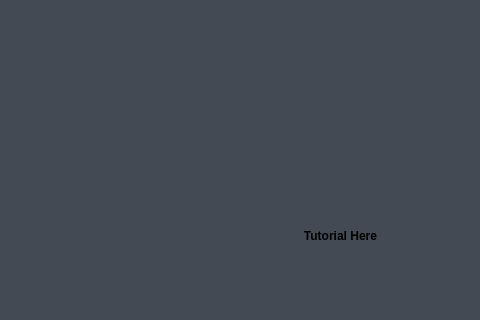
The window that GUI/UAV-Forge-New/tutorial.ui (UCI-UAVForge/GroundStation) describes before a commit, drawn with Qt 5; both pictures show x 0 to 480 and y 0 to 320 of the 720 by 482 pixel window.
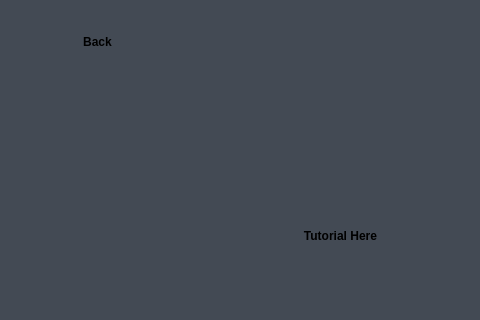
The same window after the commit.

Commit message: Back buttons added

Diff of the .ui file:
```diff
--- a/GUI/UAV-Forge-New/tutorial.ui
+++ b/GUI/UAV-Forge-New/tutorial.ui
@@ -102,6 +102,31 @@
     <string>Tutorial Here</string>
    </property>
   </widget>
+  <widget class="QPushButton" name="pushButton_2">
+   <property name="geometry">
+    <rect>
+     <x>60</x>
+     <y>30</y>
+     <width>75</width>
+     <height>23</height>
+    </rect>
+   </property>
+   <property name="styleSheet">
+    <string notr="true"> QPushButton { 
+background-color: &quot;#CCD1D9&quot;; 
+color: &quot;#434A54&quot;; 
+border-radius: 10px;
+font-weight: bold;
+border: none; 
+}
+ QPushButton:pressed {
+     background-color: #E6E9ED
+ }</string>
+   </property>
+   <property name="text">
+    <string>Back</string>
+   </property>
+  </widget>
  </widget>
  <resources/>
  <connections/>
```
The commit also changes 56 other files.
